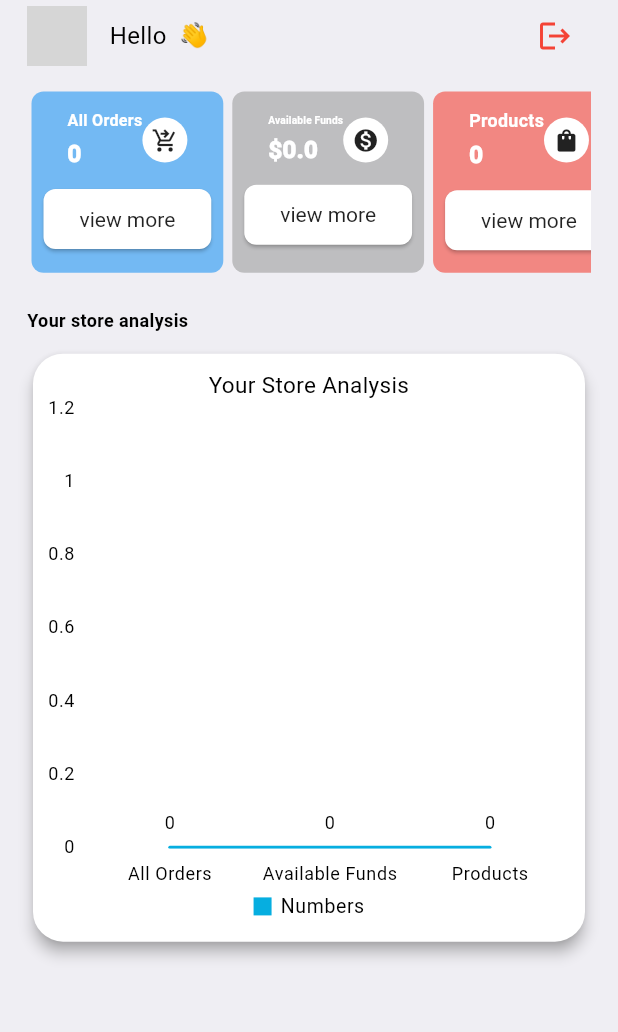
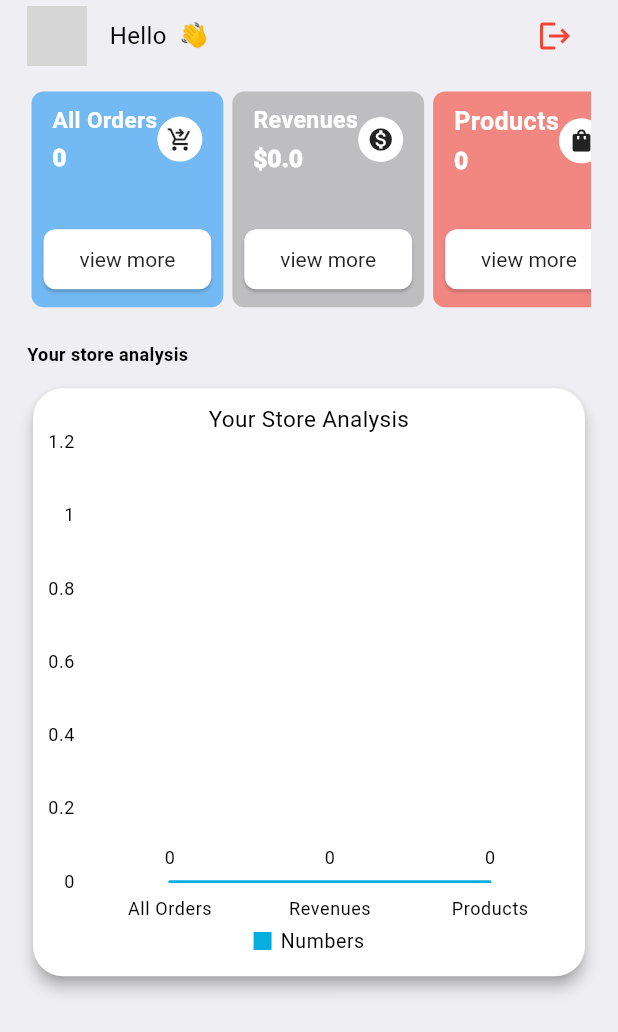
Before and after one commit to NguyenNhatNam22072002/DATN, a Flutter app: the VendorDashboard screen opened directly, on a phone screen of 412 x 824 dp. Shown: the top 1032 px of the screen. Run offline on Flutter 3.47's test engine with Material 3 defaults, Android fonts, the phone set to English and light mode, and no system bars; our stand-ins replace cached_network_image, carousel_slider, cloud_firestore, confetti, convex_bottom_bar, cool_alert and 19 more; missing offline and left inert: country_state_city_picker, floating_action_bubble, flutterwave_standard; accounts and stored records are empty; network calls fail; grey boxes are pictures that could not be loaded.

Commit message:
update ui product detail and dashboard

```diff
--- a/lib/views/components/build_vendor_dash_container.dart
+++ b/lib/views/components/build_vendor_dash_container.dart
@@ -32,16 +32,16 @@ class BuildDashboardContainer extends StatelessWidget {
         ),
         padding: const EdgeInsets.all(8.0),
         child: Column(
-          mainAxisAlignment: MainAxisAlignment.center,
+          mainAxisAlignment: MainAxisAlignment.spaceBetween,
           children: [
             Row(
-              mainAxisAlignment: MainAxisAlignment.spaceBetween,
+              mainAxisAlignment: MainAxisAlignment.center,
               children: [
                 Column(
                   crossAxisAlignment: CrossAxisAlignment.start,
                   children: [
                     SizedBox(
-                      width: 50,
+                      width: 70,
                       child: FittedBox(
                         child: Text(
                           title,
@@ -75,7 +75,8 @@ class BuildDashboardContainer extends StatelessWidget {
             isBtn
                 ? ElevatedButton(
                     style:
-                        ElevatedButton.styleFrom(backgroundColor: Colors.white),
+                        ElevatedButton.styleFrom(backgroundColor: Colors.white,
+                        ),
                     onPressed: () => Navigator.of(context).push(
                       MaterialPageRoute(
                         builder: (context) =>
--- a/lib/views/vendor/dashboard.dart
+++ b/lib/views/vendor/dashboard.dart
@@ -85,7 +85,7 @@ class _VendorDashboardState extends State<VendorDashboard> {
         index: 1,
       ),
       AppData(
-        title: 'Available Funds',
+        title: 'Revenues',
         number: availableFunds,
         color: dashGrey,
         icon: Icons.monetization_on,
@@ -124,7 +124,7 @@ class _VendorDashboardState extends State<VendorDashboard> {
                 ),
                 const SizedBox(height: AppSize.s10),
                 SizedBox(
-                  height: MediaQuery.of(context).size.height / 6.5,
+                  height: MediaQuery.of(context).size.height / 5.5,
                   child: ListView.builder(
                     itemCount: data.length,
                     padding: EdgeInsets.zero,
```
Also changed, not shown: lib/views/vendor/products/single_product.dart (+4 -4 lines), 1 other file.
